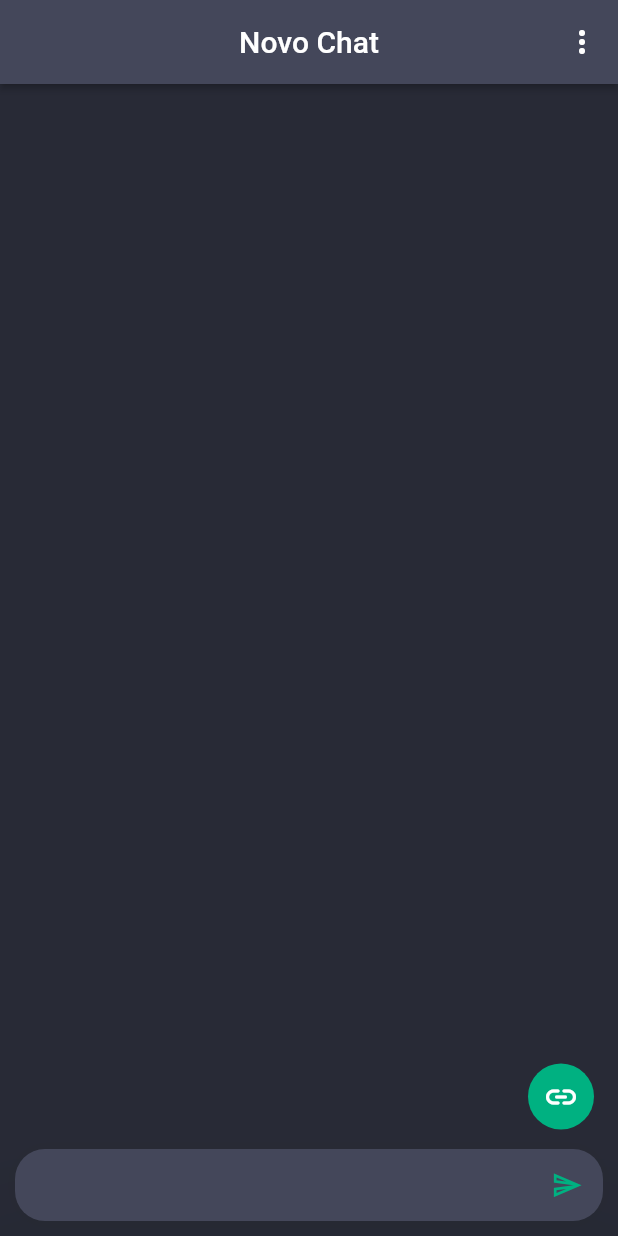
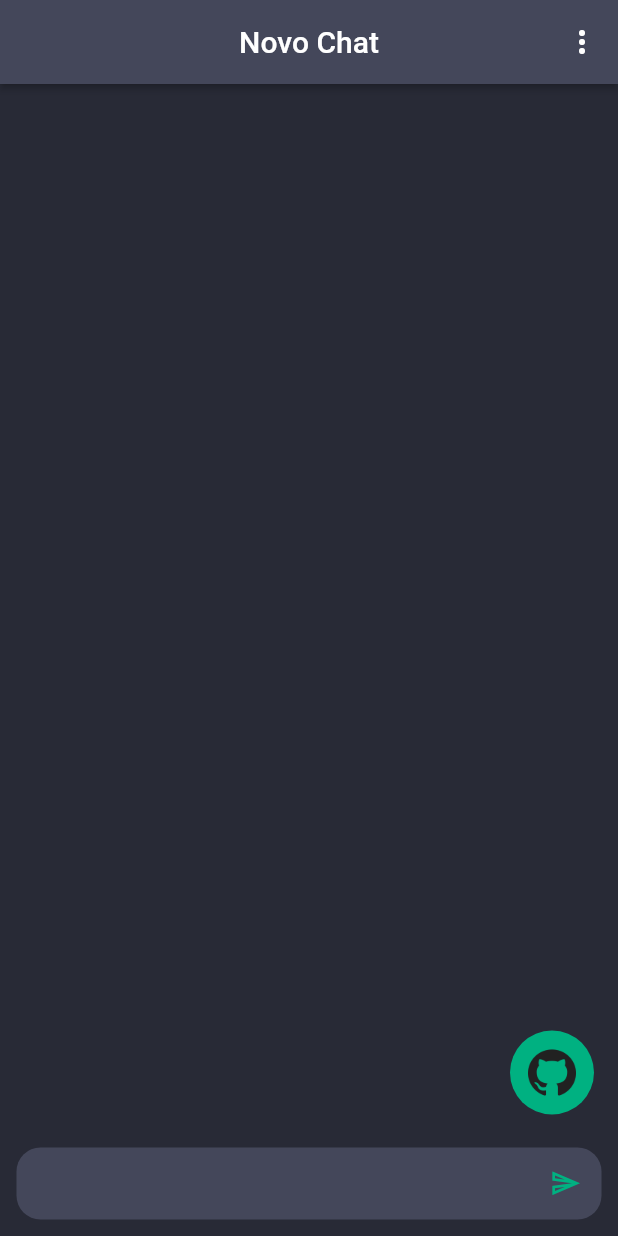
Before and after one commit to Vinnybrunn00/App_ChatGPT, a Flutter app: the screen it shows after launch, on a phone screen of 412 x 824 dp. Run offline on Flutter 3.47's test engine with Material 2 defaults, Android fonts, the light colour scheme and no system bars; our stand-ins replace animated_text_kit, flutter_spinkit.

Commit message:
ChatGPT in Flutter

```diff
--- a/lib/constants/api_consts.dart
+++ b/lib/constants/api_consts.dart
@@ -1,3 +1,3 @@
 String BASE_URL = "https://api.openai.com/v1";
-String API_KEY = "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";
+String API_KEY = "YOUR_TOKEN_API_OPENAI";
 String REPO_URL = "https://github.com/Vinnybrunn00/App_ChatGPT";
--- a/lib/screens/chat_screen.dart
+++ b/lib/screens/chat_screen.dart
@@ -56,7 +56,16 @@ class _ChatScreenState extends State<ChatScreen> {
 
     return Scaffold(
       floatingActionButton: GestureDetector(
-        onTap: () {
+        child: Container(
+            padding: const EdgeInsets.all(4),
+            margin: const EdgeInsets.only(bottom: 65),
+            decoration: BoxDecoration(
+                color: const Color.fromARGB(255, 0, 177, 129),
+                borderRadius: BorderRadius.circular(50)),
+            child: IconButton(
+              icon: Image.asset('assets/images/github.png'),
+              iconSize: 21,
+              onPressed: () {
                 try {
                   _launchUrl();
                   print('click');
@@ -64,17 +73,7 @@ class _ChatScreenState extends State<ChatScreen> {
                   print('error $e');
                 }
               },
-        child: Container(
-          padding: const EdgeInsets.all(10),
-          margin: const EdgeInsets.only(bottom: 55),
-          decoration: BoxDecoration(
-              color: const Color.fromARGB(255, 0, 177, 129),
-              borderRadius: BorderRadius.circular(50)),
-          child: const Icon(
-            Icons.link_rounded,
-            color: Colors.white,
-          ),
-        ),
+            )),
       ),
       appBar: AppBar(
         elevation: 2,
@@ -115,11 +114,10 @@ class _ChatScreenState extends State<ChatScreen> {
                 height: 15,
               ),
               Container(
-                margin: const EdgeInsets.all(10),
+                margin: const EdgeInsets.all(11),
                 child: Material(
-                  elevation: 50.0,
-                  shadowColor: const Color.fromARGB(255, 0, 51, 58),
-                  borderRadius: BorderRadius.circular(20),
+                  shadowColor: Colors.cyan,
+                  borderRadius: BorderRadius.circular(16),
                   color: cardColor,
                   child: Row(
                     children: [
```
Also changed, not shown: assets/images/github.png (added). Lines whose indentation alone changed are shown as unchanged.
